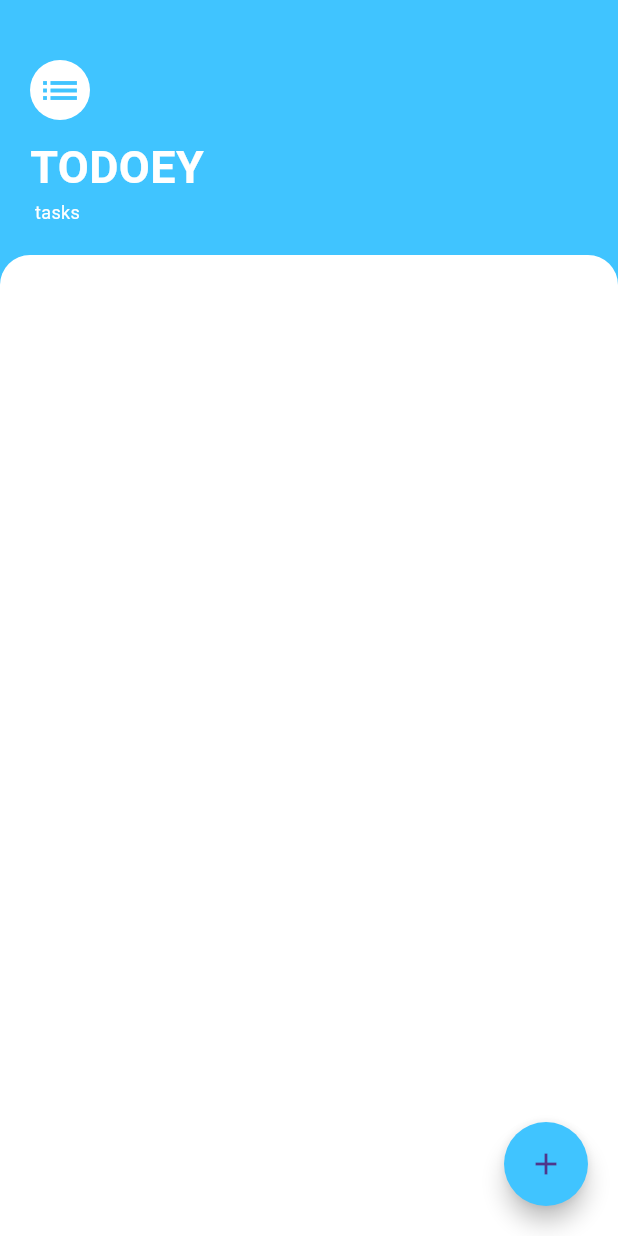
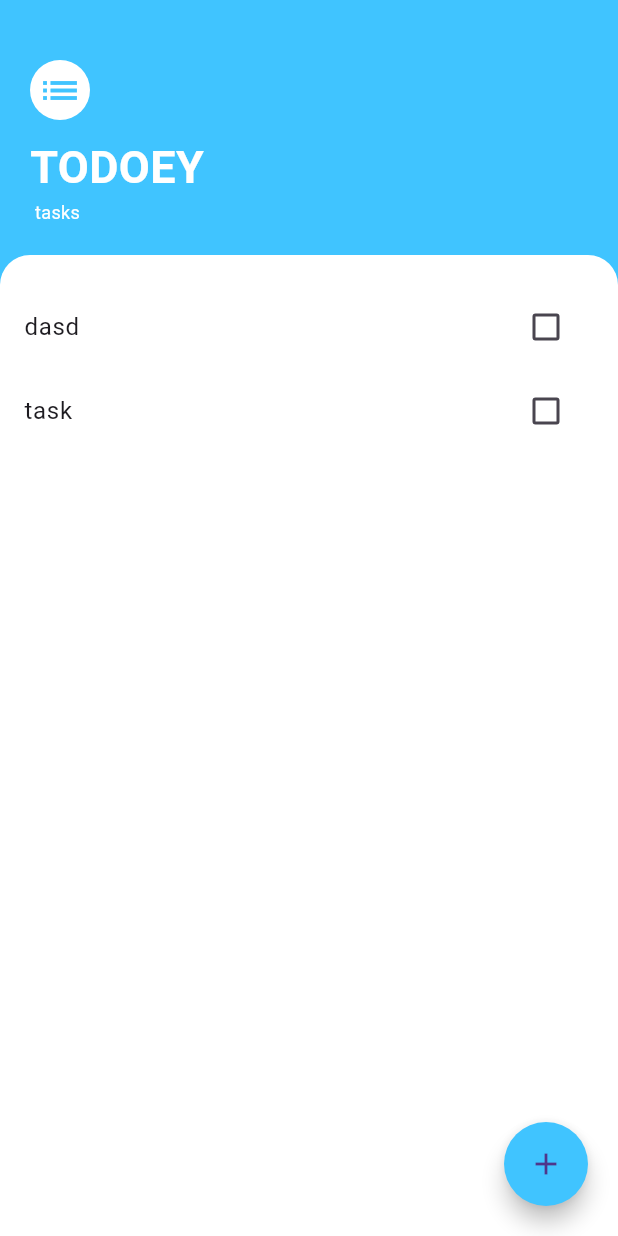
Before and after one commit to Nabin-sth/todoe, a Flutter app: the screen it shows after launch, on a phone screen of 412 x 824 dp. Run offline on Flutter 3.47's test engine with Material 3 defaults, Android fonts, the phone set to English and light mode, and no system bars; missing offline and left inert: dart:js_util.

Commit message:
project different

```diff
--- a/lib/main.dart
+++ b/lib/main.dart
@@ -12,7 +12,9 @@ class MyApp extends StatelessWidget {
   @override
   Widget build(BuildContext context) {
     return MaterialApp(
-      home: TasksScreen(callback: ),
+      home: TasksScreen(callback: () {
+        print("object");
+      }),
       debugShowCheckedModeBanner: false,
     );
   }
--- a/lib/screens/task_screen.dart
+++ b/lib/screens/task_screen.dart
@@ -6,6 +6,13 @@ import 'package:state/task_view.dart';
 class TasksScreen extends StatefulWidget {
   final Function callback;
   TasksScreen({required this.callback});
+  List<Task> tasks = [
+    Task(
+      task: "dasd",
+    ),
+    Task(task: "task")
+  ];
+  // TaskView(tasks:tasks);
 
   @override
   State<TasksScreen> createState() => _TasksScreenState();
@@ -68,7 +75,7 @@ class _TasksScreenState extends State<TasksScreen> {
                     height: 20,
                   ),
                   Expanded(
-                    child: TaskView(),
+                    child: TaskView(tasks: widget.tasks),
                   ),
                   Container(
                     padding: const EdgeInsets.all(20),
@@ -91,7 +98,11 @@ class _TasksScreenState extends State<TasksScreen> {
                                         }),
                                     TextButton(
                                         onPressed: () {
-                                          widget.callback(newText);
+                                          setState(() {
+                                            widget.tasks
+                                                .add(Task(task: newText));
+                                          });
+                                          // widget.callback(newText);
                                           Navigator.pop(context);
                                         },
                                         child: Text("add task"))
--- a/lib/task_view.dart
+++ b/lib/task_view.dart
@@ -10,38 +10,21 @@ class Task {
 }
 
 class TaskView extends StatefulWidget {
-  List<Task> tasks = [];
+  late List tasks;
+  TaskView({required this.tasks});
+
   @override
   State<TaskView> createState() => _TaskViewState();
 }
 
 class _TaskViewState extends State<TaskView> {
-  late String taskname;
-
-  void addtask(String taskName) {
-    setState(() {
-      taskname = taskName;
-    });
-  }
-  // void addTask(String taskName) {
-  //   setState(() {
-  //   });
-  // }
-  // void addTaskCallback(String taskName) {
-  //   setState(() {
-  //     widget.tasks.add(Task(task: taskName));
-  //   });
-  // widget.(taskName);
-  // widget.tasks.add(Task(task: taskName));
-  // }
-
-  @override
   @override
   Widget build(BuildContext context) {
     // if()
+    print(widget.tasks.length);
     return ListView.builder(
       itemBuilder: (context, index) {
-        TasksScreen(callback: addtask);
+        // TasksScreen(callback: addtask);
 
         return Tasklist(
           task: widget.tasks[index].task,
```
